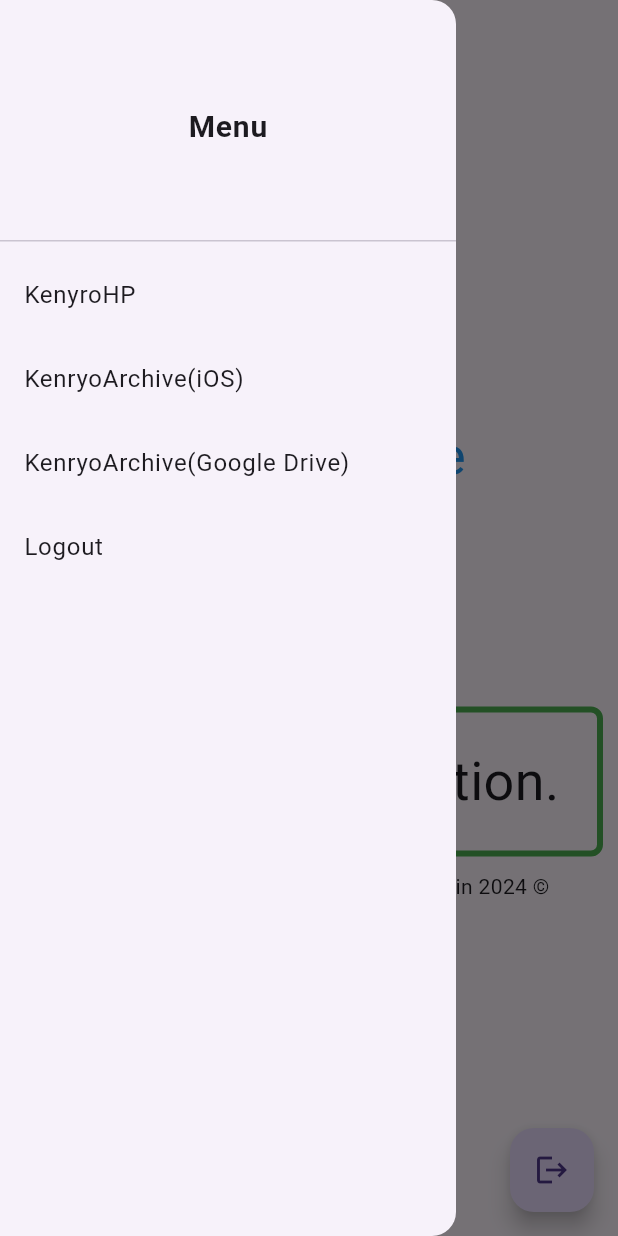
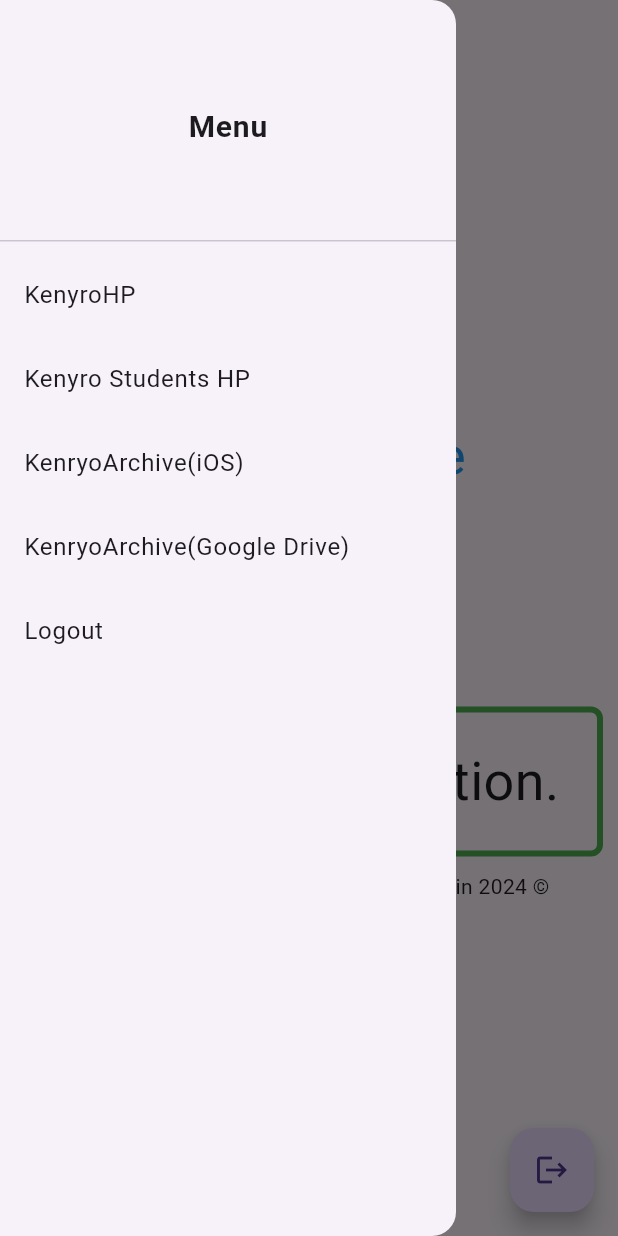
Before and after one commit to yuki-4201/Door_App_Public, a Flutter app: the HomePage screen opened directly, in the side drawer, after a tap on "KenyroHP", on a phone screen of 412 x 824 dp. Run offline on Flutter 3.47's test engine with Material 3 defaults, Android fonts, the light colour scheme and no system bars; our stand-ins replace flutter_dotenv, flutter_secure_storage, supabase_flutter; accounts and stored records are empty.

Commit message:
Update home_page.dart

```diff
--- a/lib/pages/home_page.dart
+++ b/lib/pages/home_page.dart
@@ -66,6 +66,13 @@ class HomePageState extends State<HomePage> {
           title: const Text('KenyroHP'),
           onTap: (){
             final url = Uri.parse('https://kenryo.ed.jp');
+            launchUrl(url);
+          },
+        ),
+        ListTile(
+          title: const Text('Kenyro Students HP'),
+          onTap: (){
+            final url = Uri.parse('https://student.kenryo.ed.jp');
             launchUrl(url);
           },
         ),
```
